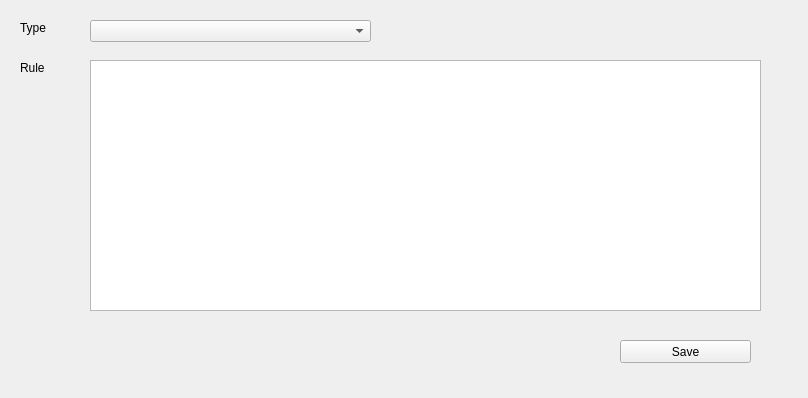
Before: the Qt Designer form UI/addoption.ui in niko2992/networksecurity2014, drawn with Qt 5.
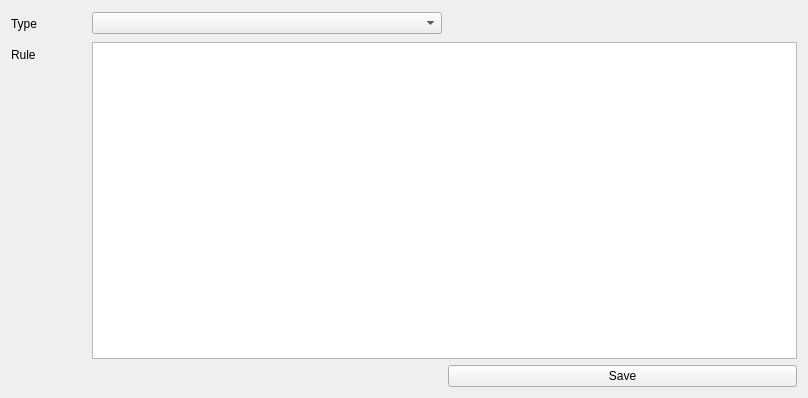
After: the same form once the commit is applied.

Commit message: rectification du layout addoption pour qu'il fit bien la fenetre

What changed in the file:
```diff
--- a/UI/addoption.ui
+++ b/UI/addoption.ui
@@ -13,78 +13,69 @@
   <property name="windowTitle">
    <string>Form</string>
   </property>
-  <widget class="QLabel" name="label">
-   <property name="geometry">
-    <rect>
-     <x>20</x>
-     <y>60</y>
-     <width>51</width>
-     <height>16</height>
-    </rect>
-   </property>
-   <property name="text">
-    <string>Rule</string>
-   </property>
-  </widget>
-  <widget class="QComboBox" name="typeList">
-   <property name="geometry">
-    <rect>
-     <x>90</x>
-     <y>20</y>
-     <width>281</width>
-     <height>22</height>
-    </rect>
-   </property>
-  </widget>
+  <layout class="QGridLayout" name="gridLayout">
+   <item row="3" column="0" colspan="2">
+    <widget class="QWidget" name="widget" native="true"/>
+   </item>
+   <item row="0" column="0">
   <widget class="QLabel" name="label_2">
-   <property name="geometry">
-    <rect>
-     <x>20</x>
-     <y>20</y>
-     <width>51</width>
-     <height>16</height>
-    </rect>
+     <property name="minimumSize">
+      <size>
+       <width>75</width>
+       <height>25</height>
+      </size>
+     </property>
+     <property name="maximumSize">
+      <size>
+       <width>75</width>
+       <height>75</height>
+      </size>
    </property>
    <property name="text">
     <string>Type</string>
    </property>
   </widget>
-  <widget class="QTextEdit" name="rule">
-   <property name="geometry">
-    <rect>
-     <x>90</x>
-     <y>60</y>
-     <width>671</width>
-     <height>251</height>
-    </rect>
-   </property>
-  </widget>
+   </item>
+   <item row="0" column="1">
+    <widget class="QComboBox" name="typeList"/>
+   </item>
+   <item row="3" column="2">
   <widget class="QPushButton" name="Save">
-   <property name="geometry">
-    <rect>
-     <x>620</x>
-     <y>340</y>
-     <width>131</width>
-     <height>23</height>
-    </rect>
-   </property>
    <property name="text">
     <string>Save</string>
    </property>
   </widget>
+   </item>
+   <item row="0" column="2">
   <widget class="QLabel" name="msg">
-   <property name="geometry">
-    <rect>
-     <x>420</x>
-     <y>20</y>
-     <width>321</width>
-     <height>21</height>
-    </rect>
-   </property>
    <property name="text">
     <string/>
    </property>
   </widget>
+   </item>
+   <item row="1" column="0">
+    <widget class="QLabel" name="label">
+     <property name="minimumSize">
+      <size>
+       <width>75</width>
+       <height>25</height>
+      </size>
+     </property>
+     <property name="maximumSize">
+      <size>
+       <width>75</width>
+       <height>25</height>
+      </size>
+     </property>
+     <property name="text">
+      <string>Rule</string>
+     </property>
+    </widget>
+   </item>
+   <item row="1" column="1" rowspan="2" colspan="2">
+    <widget class="QTextEdit" name="rule"/>
+   </item>
+  </layout>
  </widget>
  <resources/>
  <connections/>
```
Lines whose indentation alone changed are shown as unchanged.
